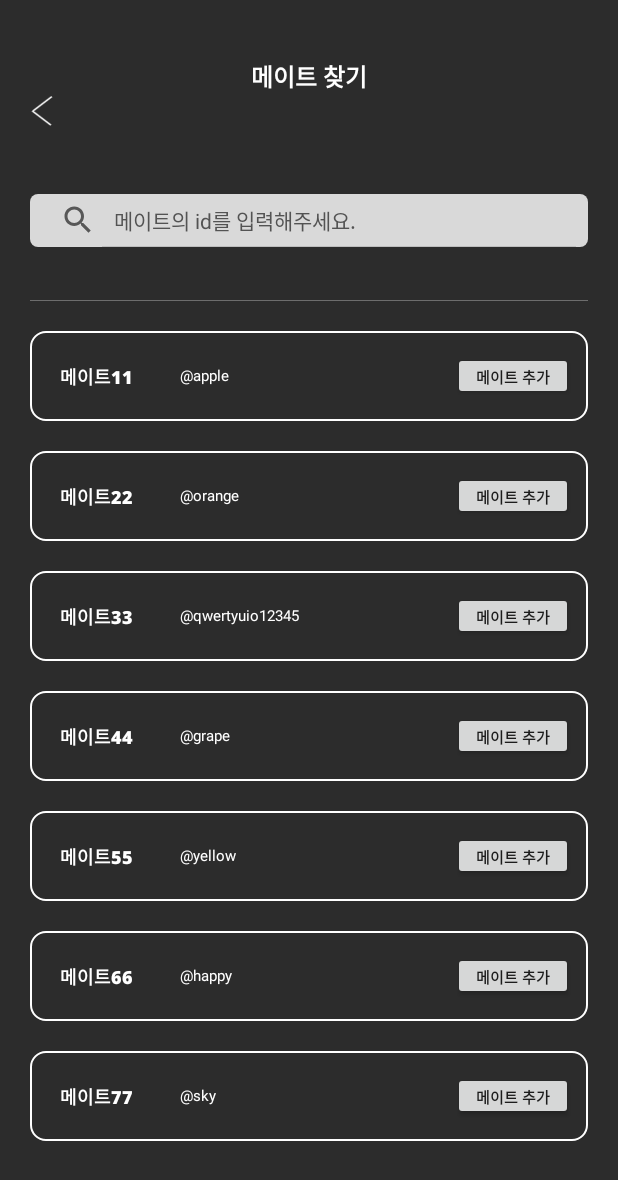
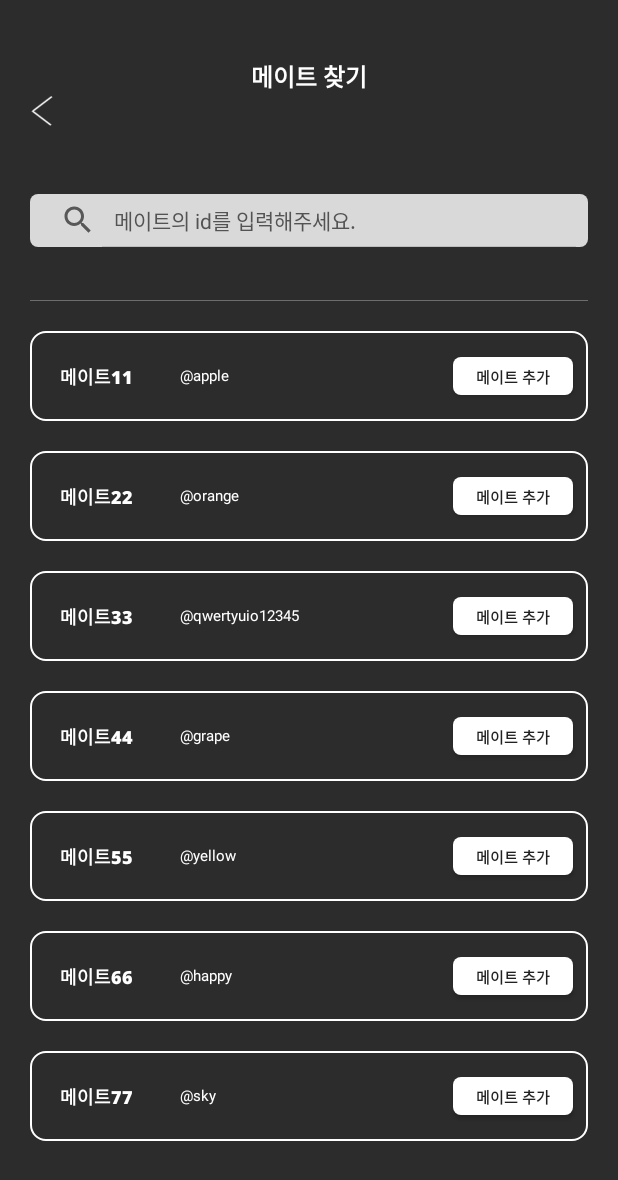
Before and after one commit to amie-lee/check-mate-Android, an Android app: the FindMateActivity screen opened directly, with no data from a screen before it, on a phone screen of 412 x 824 dp. Shown: the top 1180 px of the screen. Run offline under Robolectric (Android 15) with nearby library versions, the phone set to English and light mode, and no system bars.

Commit message:
메이트 추가 버튼 클릭 시 이벤트 추가

```diff
--- a/checkmateClient/app/src/main/java/com/example/check_mate/src/main/mate/FindMateActivity.kt
+++ b/checkmateClient/app/src/main/java/com/example/check_mate/src/main/mate/FindMateActivity.kt
@@ -24,6 +24,11 @@ class FindMateActivity: BaseActivity<ActivityFindMateBinding>(ActivityFindMateBi
     lateinit var mates: ArrayList<FindMateData>
 
     lateinit var search_view_mate_book: SearchView
+
+
+
+
+    lateinit var chess: ImageButton
 
     override fun onCreate(savedInstanceState: Bundle?) {
         super.onCreate(savedInstanceState)
--- a/checkmateClient/app/src/main/java/com/example/check_mate/src/main/mate/FindMateAdapter.kt
+++ b/checkmateClient/app/src/main/java/com/example/check_mate/src/main/mate/FindMateAdapter.kt
@@ -3,6 +3,7 @@ package com.example.check_mate.src.main.mate
 import android.annotation.SuppressLint
 import android.content.Context
 import android.content.DialogInterface
+import android.graphics.Color
 import android.util.Log
 import android.view.LayoutInflater
 import android.view.View
@@ -24,10 +25,12 @@ class FindMateAdapter(var itemList: ArrayList<FindMateData>)
 
         var findmate_tv_name: TextView
         var findmate_tv_id: TextView
+        var findmate_btn: Button
 
         init {
             findmate_tv_name = itemView.findViewById(R.id.findmate_tv_name)
             findmate_tv_id = itemView.findViewById(R.id.findmate_tv_id)
+            findmate_btn = itemView.findViewById(R.id.findmate_btn)
 
             /*itemView.setOnClickListener {
                 AlertDialog.Builder(con).apply {
@@ -36,11 +39,33 @@ class FindMateAdapter(var itemList: ArrayList<FindMateData>)
                     setTitle(mate.mate_name)
                     setMessage(mate.mate_id)
                     setPositiveButton("OK", DialogInterface.OnClickListener { dialog, which ->
-                        Toast.makeText(con, "OK Button Click", Toast.LENGTH_SHORT).show()
+                        Toast.makeText(con, "메이트가 되었습니다.", Toast.LENGTH_SHORT).show()
                     })
                     show()
                 }
             }*/
+
+            /*findmate_btn.setOnClickListener {
+                AlertDialog.Builder(con).apply {
+                    var position = adapterPosition
+                    var mate = filterMates[position]
+                    setTitle(mate.mate_name)
+                    setMessage(mate.mate_id)
+                    setPositiveButton("OK", DialogInterface.OnClickListener { dialog, which ->
+                        Toast.makeText(con, "메이트가 되었습니다.", Toast.LENGTH_SHORT).show()
+                    })
+                    show()
+                }
+            }*/
+
+            val tv_delete = "메이트 삭제"
+
+            findmate_btn.setOnClickListener {
+                Toast.makeText(con, "메이트가 되었습니다.", Toast.LENGTH_SHORT).show()
+                findmate_btn.setText(tv_delete)
+                findmate_btn.setTextColor(Color.BLACK)
+                findmate_btn.setBackgroundResource(R.drawable.mate_btn_delete)
+            }
         }
 
     }
--- /dev/null
+++ b/checkmateClient/app/src/main/res/drawable/mate_btn_add.xml
@@ -0,0 +1,5 @@
+<?xml version="1.0" encoding="utf-8"?>
+<shape xmlns:android="http://schemas.android.com/apk/res/android">
+    <solid android:color="@android:color/white" />
+    <corners android:radius="5dp" />
+</shape>
--- /dev/null
+++ b/checkmateClient/app/src/main/res/drawable/mate_btn_delete.xml
@@ -0,0 +1,5 @@
+<?xml version="1.0" encoding="utf-8"?>
+<shape xmlns:android="http://schemas.android.com/apk/res/android">
+    <solid android:color="#838383" />
+    <corners android:radius="5dp" />
+</shape>
--- a/checkmateClient/app/src/main/res/layout/fragment_mate.xml
+++ b/checkmateClient/app/src/main/res/layout/fragment_mate.xml
@@ -283,6 +283,7 @@
                 android:layout_marginStart="27dp"
                 android:layout_gravity="bottom"
                 android:adjustViewBounds="true"
+
                 android:background="@android:color/transparent"
                 android:scaleType="fitCenter"/>
 
--- a/checkmateClient/app/src/main/res/layout/mate_find_item.xml
+++ b/checkmateClient/app/src/main/res/layout/mate_find_item.xml
@@ -41,9 +41,11 @@
             android:textSize="10dp"
             android:layout_marginStart="100dp"/>
 
-        <Button
+        <androidx.appcompat.widget.AppCompatButton
+            android:id="@+id/findmate_btn"
             android:layout_width="80dp"
-            android:layout_height="32dp"
+            android:layout_height="25dp"
+            android:background="@drawable/mate_btn_add"
             android:text="메이트 추가"
             android:textSize="10dp"
             android:fontFamily="@font/notosans"
--- a/checkmateClient/build.gradle
+++ b/checkmateClient/build.gradle
@@ -1,6 +1,6 @@
 // Top-level build file where you can add configuration options common to all sub-projects/modules.
 plugins {
-    id 'com.android.application' version '7.2.2' apply false
-    id 'com.android.library' version '7.2.2' apply false
+    id 'com.android.application' version '7.2.1' apply false
+    id 'com.android.library' version '7.2.1' apply false
     id 'org.jetbrains.kotlin.android' version '1.7.10' apply false
 }
```
